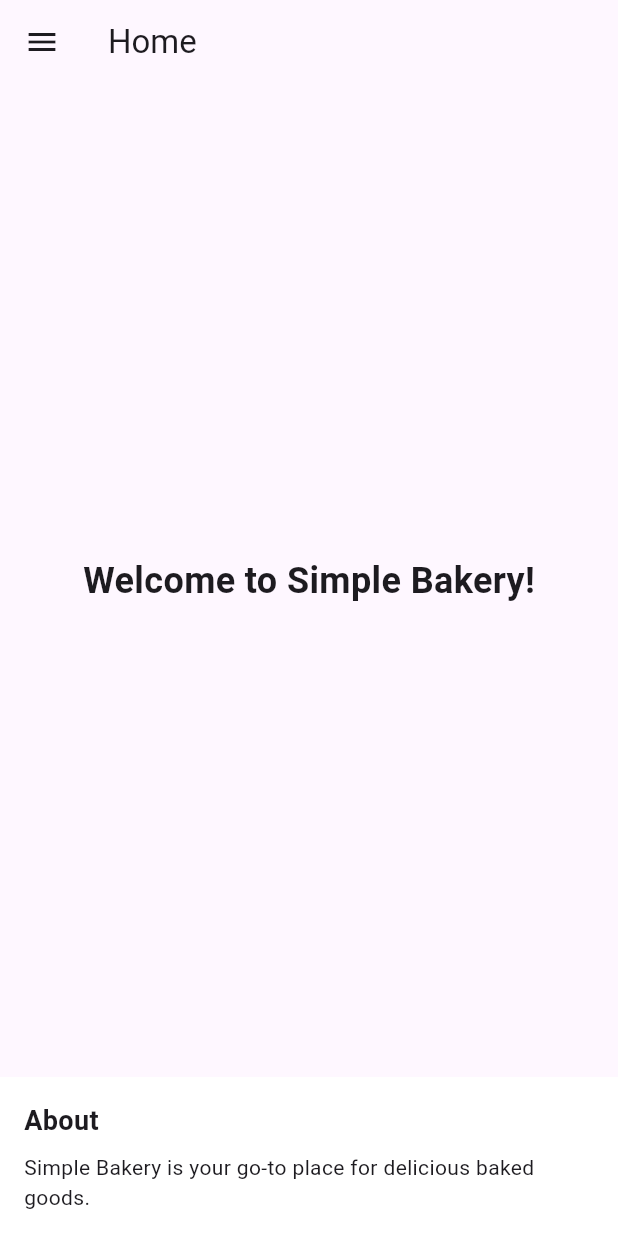
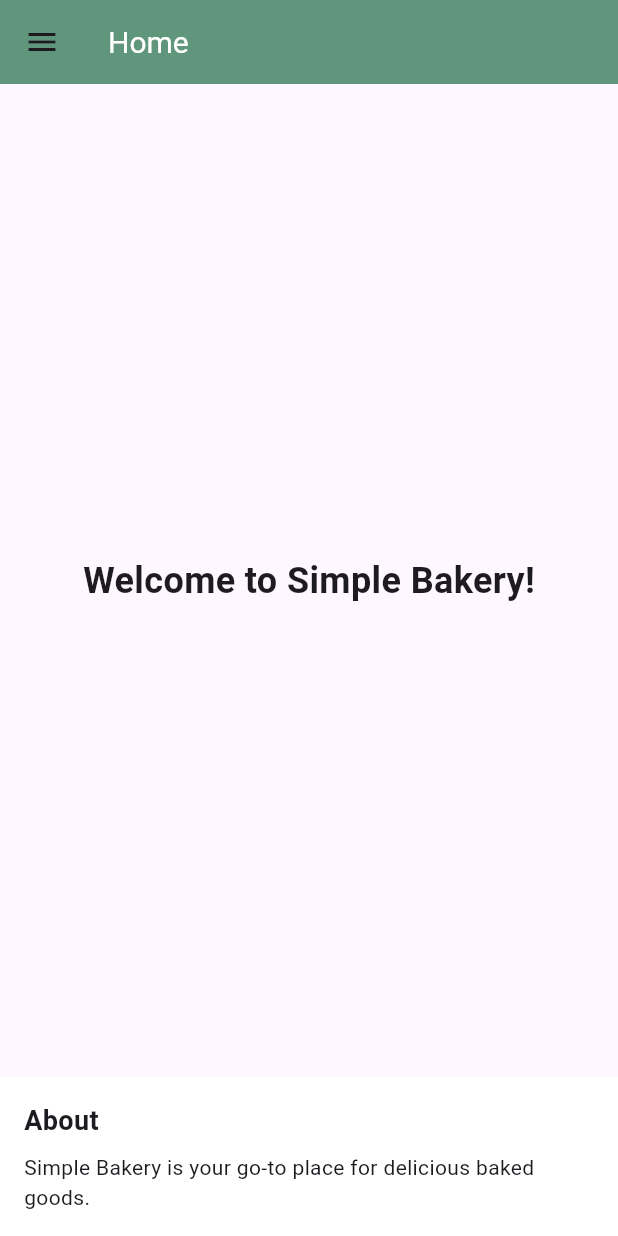
Before and after one commit to VoxMonstra/CSC-4610-Web-Warriors, a Flutter app: the screen it shows after launch, on a phone screen of 412 x 824 dp. Run offline on Flutter 3.47's test engine with Material 3 defaults, Android fonts, the phone set to English and light mode, and no system bars; missing offline and left inert: mysql1.

Commit message:
refactor: Added App Bar Theme
Added app bar theme for all screens to have common color

```diff
--- a/src/lib/main.dart
+++ b/src/lib/main.dart
@@ -19,6 +19,10 @@ class MyApp extends StatelessWidget {
       title: 'Simple Bakery',
       debugShowCheckedModeBanner: false,
       theme: ThemeData(
+        appBarTheme: AppBarTheme( //Devan: Makes a common theme for all of the appbars on every screen
+          backgroundColor: Color(0xFF5f967c),
+          titleTextStyle: TextStyle(color: Colors.white, fontSize: 20),
+        ),
         colorScheme: ColorScheme.fromSeed(seedColor: Colors.deepPurple),
         useMaterial3: true,
       ),
--- a/src/lib/screens/login.dart
+++ b/src/lib/screens/login.dart
@@ -17,7 +17,8 @@ class _LoginState extends State<Login> {
   @override
   Widget build(BuildContext context) {
     return Scaffold(
-      appBar: AppBar(title: Text('Welcome')),
+      appBar: AppBar(title: Text('Welcome'),
+      ),
       drawer: AppDrawer(currPage: Text('login')),
       body: Stack(
         children: [
```
